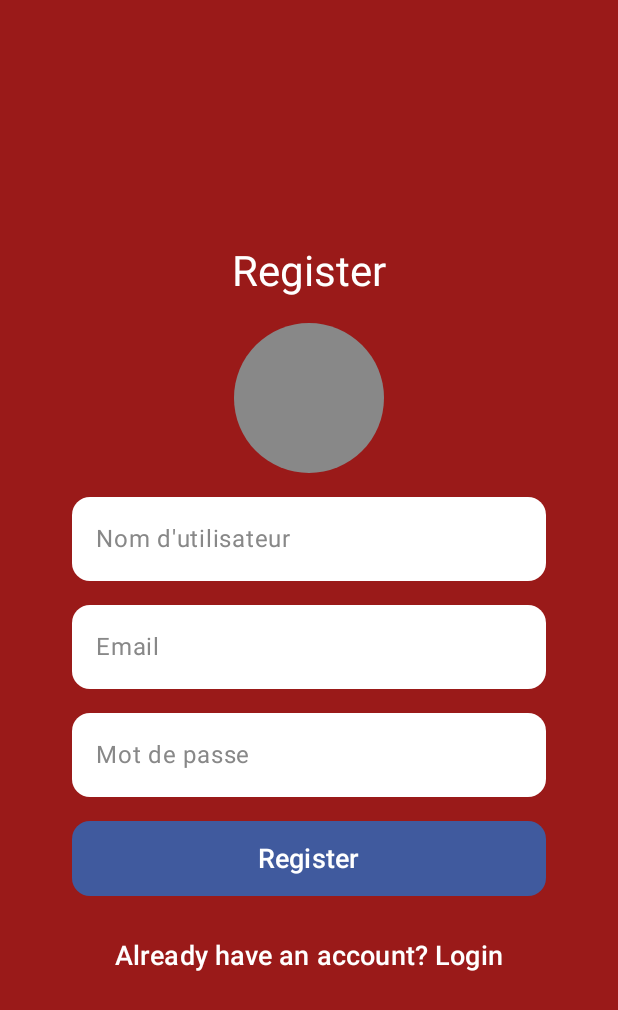
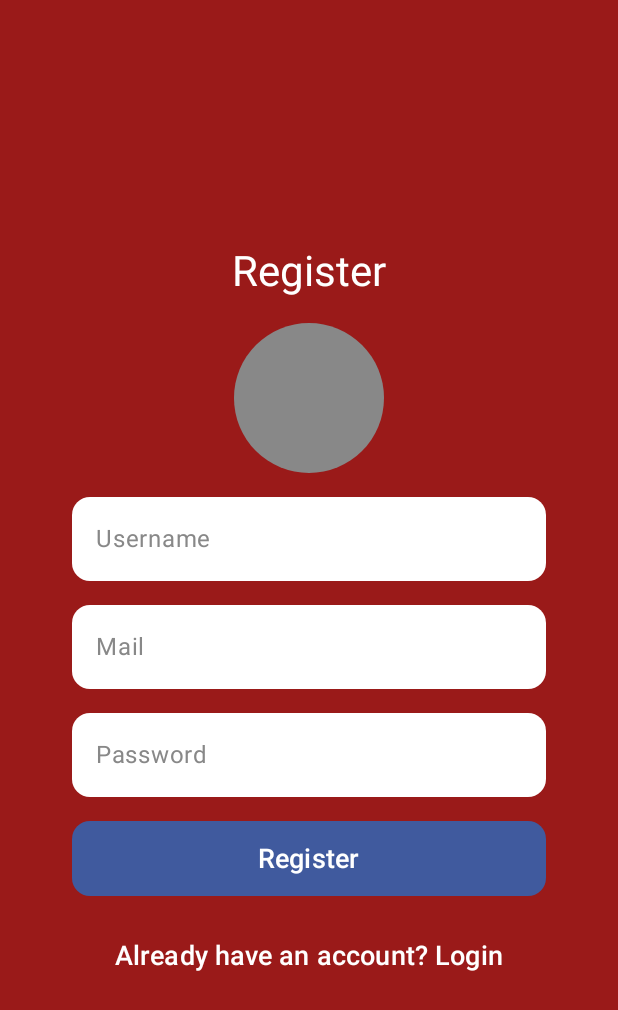
Before and after one commit to BSML-Hati/OneQuieze, an Android app built with Jetpack Compose: the screen it shows after launch (MainActivity), after a tap on "Don't have an account? Register", on a phone screen of 412 x 824 dp. Shown: the top 1010 px of the screen. Run offline under Robolectric (Android 15) with nearby library versions, the phone set to English and light mode, and no system bars; our stand-ins replace Firebase (no records; nobody signed in at launch, a user with empty details on screens opened directly); libraries missing offline, so code that uses them is left out: com.apollographql.apollo; pictures from the network do not load; 1 other tap on this screen came first.

Commit message:
fix(): end of the dev part

```diff
--- a/app/src/main/java/fr/upjv/onequieze/data/firebase/service/MyFirebaseMessagingService.kt
+++ b/app/src/main/java/fr/upjv/onequieze/data/firebase/service/MyFirebaseMessagingService.kt
@@ -7,7 +7,6 @@ import android.app.PendingIntent
 import android.content.Context
 import android.content.Intent
 import android.media.RingtoneManager
-import android.util.Log
 import androidx.core.app.NotificationCompat
 import androidx.core.app.NotificationManagerCompat
 import com.google.firebase.messaging.FirebaseMessagingService
@@ -15,11 +14,6 @@ import com.google.firebase.messaging.RemoteMessage
 import fr.upjv.onequieze.ui.activity.MainActivity
 
 class MyFirebaseMessagingService : FirebaseMessagingService() {
-
-
-    companion object {
-        const val TAG = "FirebaseMessagingService"
-    }
 
 
     @Override
--- a/app/src/main/java/fr/upjv/onequieze/data/repository/GameRepository.kt
+++ b/app/src/main/java/fr/upjv/onequieze/data/repository/GameRepository.kt
@@ -1,7 +1,6 @@
 package fr.upjv.onequieze.data.repository
 
 import android.content.Context
-import android.util.Log
 import android.widget.Toast
 import androidx.compose.runtime.MutableState
 import com.apollographql.apollo.api.ApolloResponse
@@ -137,7 +136,7 @@ suspend fun matchCharacter(
     onScoreUpdate: (Int) -> Unit,
     onLifeUpdate: (Int) -> Unit
 ): Boolean {
-    if (nameInput != charName) {
+    if (nameInput.lowercase().trim() != charName.lowercase().trim()) {
         Toast.makeText(context, context.getString(R.string.incorrect_name), Toast.LENGTH_SHORT)
             .show()
         val isGameOver = isGameOver(life, onLifeUpdate)
--- a/app/src/main/java/fr/upjv/onequieze/ui/navigation/ApplicationNavigation.kt
+++ b/app/src/main/java/fr/upjv/onequieze/ui/navigation/ApplicationNavigation.kt
@@ -17,7 +17,6 @@ import fr.upjv.onequieze.ui.screen.ScoreboardScreen
 import fr.upjv.onequieze.ui.screen.UserScreen
 import fr.upjv.onequieze.ui.viewmodel.LoginViewModel
 import fr.upjv.onequieze.ui.viewmodel.RegisterViewModel
-import fr.upjv.onequieze.ui.viewmodel.UserViewModel
 
 
 object NavigationPath {
@@ -69,14 +68,12 @@ fun NavGraphBuilder.addUserScreenNavigation(navController: NavController) {
 }
 
 fun NavGraphBuilder.addScoreBoardScreenNavigation(
-    navController: NavController,
-    onMainScreenButtonClick: () -> Unit,
-    gameRepository: GameRepository
+    onMainScreenButtonClick: () -> Unit, gameRepository: GameRepository
 ) {
     composable(
         route = NavigationPath.SCOREBOARD_SCREEN,
     ) {
-        ScoreboardScreen(navController, onMainScreenButtonClick, gameRepository)
+        ScoreboardScreen(onMainScreenButtonClick, gameRepository)
     }
 }
 
@@ -112,7 +109,6 @@ fun HomeNavHost(
         addGameScreenNavigation(navController = navController,
             onScoreboardButtonClick = { navController.navigate(NavigationPath.SCOREBOARD_SCREEN) })
         addScoreBoardScreenNavigation(
-            navController = navController,
             onMainScreenButtonClick = { navController.navigate(NavigationPath.MAIN_SCREEN) },
             gameRepository = gameRepository
         )
--- a/app/src/main/java/fr/upjv/onequieze/ui/screen/LoginScreen.kt
+++ b/app/src/main/java/fr/upjv/onequieze/ui/screen/LoginScreen.kt
@@ -29,6 +29,7 @@ import androidx.compose.ui.Alignment
 import androidx.compose.ui.Modifier
 import androidx.compose.ui.graphics.Color
 import androidx.compose.ui.res.painterResource
+import androidx.compose.ui.res.stringResource
 import androidx.compose.ui.text.input.PasswordVisualTransformation
 import androidx.compose.ui.unit.dp
 import androidx.compose.ui.unit.sp
@@ -58,11 +59,11 @@ fun LoginScreen(navController: NavController, viewModel: LoginViewModel) {
         ) {
             Image(
                 painter = painterResource(id = R.drawable.onequieze),
-                contentDescription = "App Logo",
+                contentDescription = stringResource(R.string.app_logo),
                 modifier = Modifier.size(240.dp)
             )
             Text(
-                text = "One Quieze",
+                text = stringResource(R.string.app_name),
                 style = MaterialTheme.typography.headlineMedium,
                 color = Color.White
             )
@@ -74,7 +75,7 @@ fun LoginScreen(navController: NavController, viewModel: LoginViewModel) {
             TextField(
                 value = email,
                 onValueChange = { email = it },
-                placeholder = { Text("Adresse mail") },
+                placeholder = { Text(stringResource(R.string.mail)) },
                 singleLine = true,
                 shape = RoundedCornerShape(12.dp),
                 colors = TextFieldDefaults.textFieldColors(
@@ -94,7 +95,7 @@ fun LoginScreen(navController: NavController, viewModel: LoginViewModel) {
             TextField(
                 value = password,
                 onValueChange = { password = it },
-                placeholder = { Text("Mot de passe") },
+                placeholder = { Text(stringResource(R.string.password)) },
                 singleLine = true,
                 shape = RoundedCornerShape(12.dp),
                 visualTransformation = PasswordVisualTransformation(),
@@ -121,13 +122,17 @@ fun LoginScreen(navController: NavController, viewModel: LoginViewModel) {
                     .padding(horizontal = 32.dp),
                 shape = RoundedCornerShape(12.dp)
             ) {
-                Text("Login", fontSize = 18.sp, color = Color.White)
+                Text(stringResource(R.string.login), fontSize = 18.sp, color = Color.White)
             }
 
             TextButton(
                 onClick = { navController.navigate(NavigationPath.REGISTER_SCREEN) },
             ) {
-                Text("Don't have an account? Register", fontSize = 18.sp, color = Color.White)
+                Text(
+                    stringResource(R.string.don_t_have_an_account_register),
+                    fontSize = 18.sp,
+                    color = Color.White
+                )
             }
 
             errorMessage?.let {
--- a/app/src/main/java/fr/upjv/onequieze/ui/screen/MainScreen.kt
+++ b/app/src/main/java/fr/upjv/onequieze/ui/screen/MainScreen.kt
@@ -47,12 +47,12 @@ fun MainScreen(
 
             Image(
                 painter = painterResource(id = R.drawable.onequieze),
-                contentDescription = "App Logo",
+                contentDescription = stringResource(R.string.app_logo),
                 modifier = Modifier.size(240.dp)
             )
 
             Text(
-                text = "One Quieze",
+                text = stringResource(R.string.app_name),
                 style = MaterialTheme.typography.headlineMedium,
                 color = Color.White
             )
--- a/app/src/main/java/fr/upjv/onequieze/ui/screen/RegisterScreen.kt
+++ b/app/src/main/java/fr/upjv/onequieze/ui/screen/RegisterScreen.kt
@@ -35,11 +35,13 @@ import androidx.compose.ui.Modifier
 import androidx.compose.ui.draw.clip
 import androidx.compose.ui.graphics.Color
 import androidx.compose.ui.layout.ContentScale
+import androidx.compose.ui.res.stringResource
 import androidx.compose.ui.text.input.PasswordVisualTransformation
 import androidx.compose.ui.unit.dp
 import androidx.compose.ui.unit.sp
 import androidx.navigation.NavController
 import coil.compose.rememberAsyncImagePainter
+import fr.upjv.onequieze.R
 import fr.upjv.onequieze.ui.navigation.NavigationPath
 import fr.upjv.onequieze.ui.viewmodel.RegisterViewModel
 import java.io.InputStream
@@ -77,7 +79,7 @@ fun RegisterScreen(navController: NavController, viewModel: RegisterViewModel) {
             modifier = Modifier.padding(16.dp)
         ) {
             Text(
-                text = "Register",
+                text = stringResource(R.string.register),
                 style = MaterialTheme.typography.headlineMedium,
                 color = Color.White
             )
@@ -90,7 +92,7 @@ fun RegisterScreen(navController: NavController, viewModel: RegisterViewModel) {
                 profileImageUri?.let {
                     Image(
                         painter = rememberAsyncImagePainter(it),
-                        contentDescription = "Profile Image",
+                        contentDescription = stringResource(R.string.profile_image),
                         modifier = Modifier.fillMaxSize(),
                         contentScale = ContentScale.Crop
                     )
@@ -99,7 +101,7 @@ fun RegisterScreen(navController: NavController, viewModel: RegisterViewModel) {
 
             TextField(value = username,
                 onValueChange = { username = it },
-                placeholder = { Text("Nom d'utilisateur") },
+                placeholder = { Text(stringResource(R.string.username)) },
                 singleLine = true,
                 shape = RoundedCornerShape(12.dp),
                 colors = TextFieldDefaults.textFieldColors(
@@ -118,7 +120,7 @@ fun RegisterScreen(navController: NavController, viewModel: RegisterViewModel) {
 
             TextField(value = email,
                 onValueChange = { email = it },
-                placeholder = { Text("Email") },
+                placeholder = { Text(stringResource(R.string.mail)) },
                 singleLine = true,
                 shape = RoundedCornerShape(12.dp),
                 colors = TextFieldDefaults.textFieldColors(
@@ -137,7 +139,7 @@ fun RegisterScreen(navController: NavController, viewModel: RegisterViewModel) {
 
             TextField(value = password,
                 onValueChange = { password = it },
-                placeholder = { Text("Mot de passe") },
+                placeholder = { Text(stringResource(R.string.password)) },
                 singleLine = true,
                 shape = RoundedCornerShape(12.dp),
                 visualTransformation = PasswordVisualTransformation(),
@@ -164,11 +166,15 @@ fun RegisterScreen(navController: NavController, viewModel: RegisterViewModel) {
                     .padding(horizontal = 32.dp),
                 shape = RoundedCornerShape(12.dp)
             ) {
-                Text("Register", fontSize = 18.sp, color = Color.White)
+                Text(stringResource(R.string.register), fontSize = 18.sp, color = Color.White)
             }
 
             TextButton(onClick = { navController.navigate(NavigationPath.LOGIN_SCREEN) }) {
-                Text("Already have an account? Login", fontSize = 18.sp, color = Color.White)
+                Text(
+                    stringResource(R.string.already_have_an_account_login),
+                    fontSize = 18.sp,
+                    color = Color.White
+                )
             }
 
             errorMessage?.let {
--- a/app/src/main/java/fr/upjv/onequieze/ui/viewmodel/UserViewModelFactory.kt
+++ /dev/null
@@ -1,4 +0,0 @@
-package fr.upjv.onequieze.ui.viewmodel
-
-class UserViewModelFactory {
-}
--- a/app/src/main/res/values/strings.xml
+++ b/app/src/main/res/values/strings.xml
@@ -1,5 +1,5 @@
 <resources>
-    <string name="app_name">OneQuieze</string>
+    <string name="app_name">One Quieze</string>
     <string name="owner"><![CDATA[Thomas Lambert & Pierre Beaubecq]]></string>
     <string name="play">Play</string>
     <string name="scoreboard">Scoreboard</string>
@@ -17,4 +17,24 @@
     <string name="play_again">Play again</string>
     <string name="incorrect_name">Incorrect name</string>
     <string name="you_got_it">You got it !</string>
+    <string name="quieze_game">Quieze Game</string>
+    <string name="back">Back</string>
+    <string name="mail">Mail</string>
+    <string name="password">Password</string>
+    <string name="login">Login</string>
+    <string name="don_t_have_an_account_register">Don\'t have an account? Register</string>
+    <string name="app_logo">App Logo</string>
+    <string name="register">Register</string>
+    <string name="profile_image">Profile Image</string>
+    <string name="username">Username</string>
+    <string name="already_have_an_account_login">Already have an account? Login</string>
+    <string name="loading_score_or_no_score_registered">Loading score or no score registered</string>
+    <string name="datePattern">dd MMM yyyy \'at\' HH:mm</string>
+    <string name="score">Score:</string>
+    <string name="date">"Date: "</string>
+    <string name="profile">Profile</string>
+    <string name="logout">Logout</string>
+    <string name="loading">Loading...</string>
+    <string name="id">ID</string>
+    <string name="default_profile_image">Default Profile Image</string>
 </resources>
```
Also changed, not shown: app/src/main/java/fr/upjv/onequieze/data/model/ScoreEntity.kt (deleted, +0 -9 lines), app/src/main/java/fr/upjv/onequieze/data/model/UserEntity.kt (deleted, +0 -10 lines), app/src/main/java/fr/upjv/onequieze/data/model/UserScoreEntity.kt (deleted, +0 -17 lines), app/src/main/java/fr/upjv/onequieze/ui/screen/GameScreen.kt (+10 -9 lines), app/src/main/java/fr/upjv/onequieze/ui/screen/ScoreboardScreen.kt (+9 -10 lines), app/src/main/java/fr/upjv/onequieze/ui/screen/UserScreen.kt (+16 -9 lines), 1 other file.
